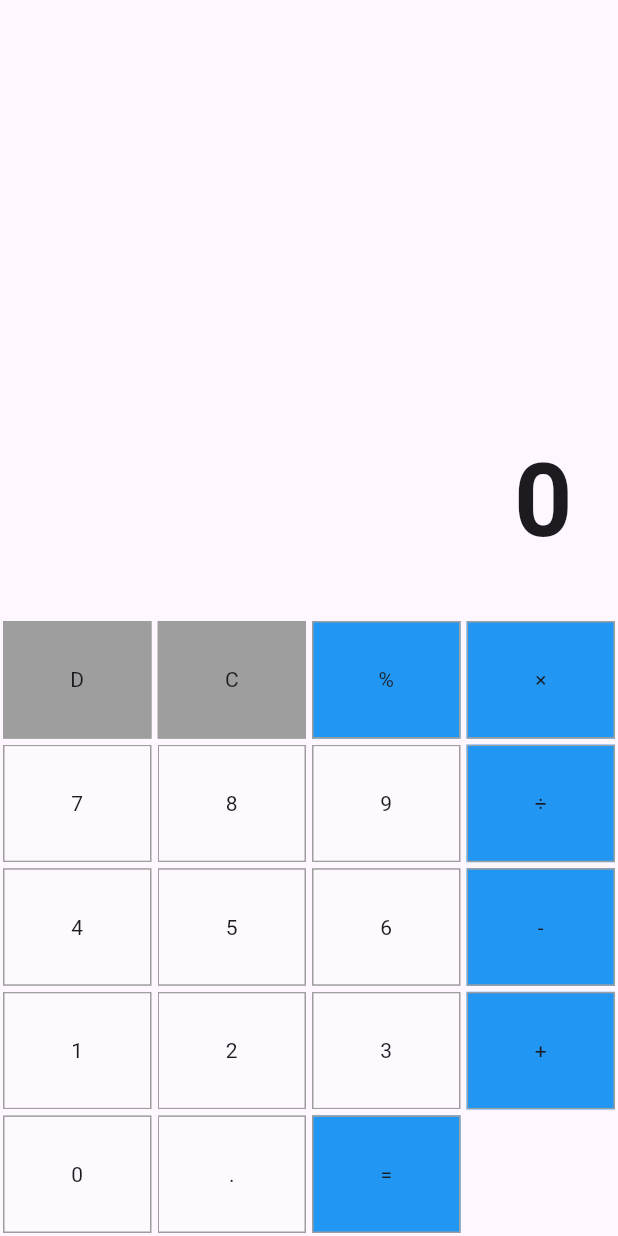
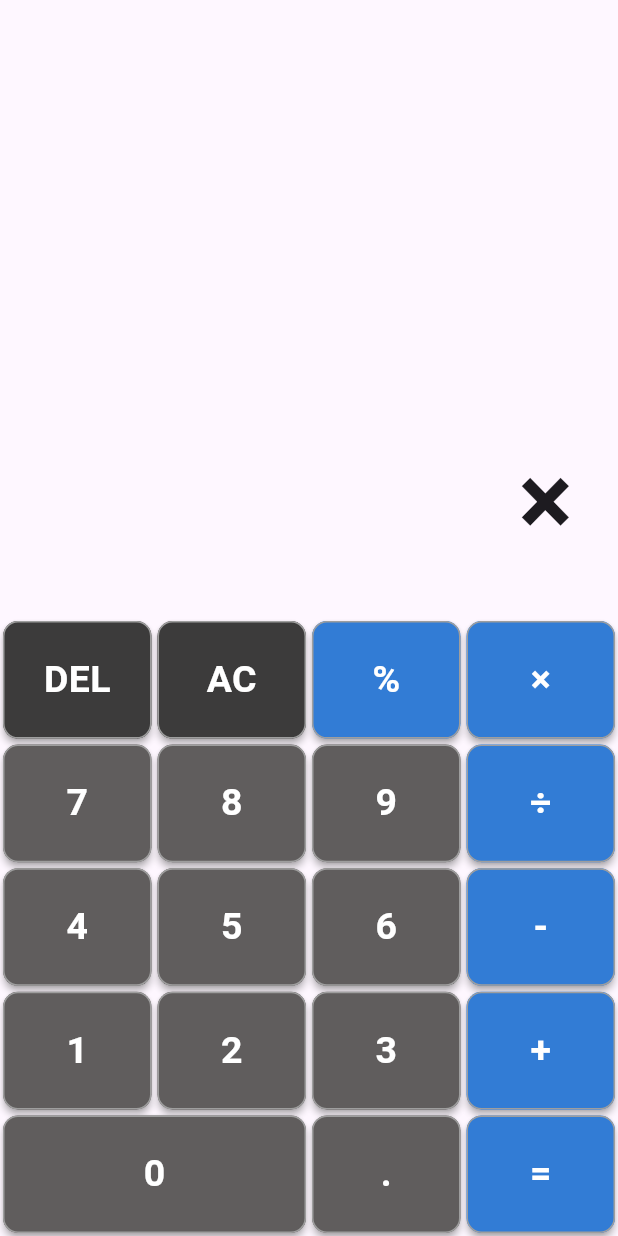
Before and after one commit to Carlang77/calculator_mobileapp_proj, a Flutter app: the screen it shows after launch, after a tap on an icon or button, on a phone screen of 412 x 824 dp. Run offline on Flutter 3.47's test engine with Material 3 defaults, Android fonts, the phone set to English and light mode, and no system bars.

Commit message:
Added basic functionality to calculator

```diff
--- a/lib/button_value.dart
+++ b/lib/button_value.dart
@@ -1,6 +1,6 @@
 class Btn {
-  static const String del = "D";
-  static const String clr = "C";
+  static const String del = "DEL";
+  static const String clr = "AC";
   static const String per = "%";
   static const String multiply = "×";
   static const String divide = "÷";
--- a/lib/calculator_screen.dart
+++ b/lib/calculator_screen.dart
@@ -10,6 +10,10 @@ class CalculatorScreen extends StatefulWidget {
 }
 
 class _CalculatorScreenState extends State<CalculatorScreen> {
+  String input1 = ""; // digits
+  String operation = ""; // math operations
+  String input2 = ""; // digits
+
   @override
   Widget build(BuildContext context) {
     final screenSize = MediaQuery.of(context).size;
@@ -18,67 +22,205 @@ class _CalculatorScreenState extends State<CalculatorScreen> {
         bottom: false,
         child: Column(
           children: [
-            //calcutor output
+            // calculator output
             Expanded(
               child: SingleChildScrollView(
                 reverse: true,
                 child: Container(
                   alignment: Alignment.bottomRight,
                   padding: const EdgeInsets.all(30),
-                  child: const Text(
-                    "0",
-                    style: TextStyle(fontSize: 68, fontWeight: FontWeight.bold),
+                  child: Text(
+                    "$input1$operation$input2".isEmpty
+                        ? "0"
+                        : "$input1$operation$input2",
+                    style: const TextStyle(
+                        fontSize: 68, fontWeight: FontWeight.bold),
                     textAlign: TextAlign.end,
                   ),
                 ),
               ),
             ),
 
-            //Buttons section
+            // Buttons section
             Wrap(
               children: Btn.buttonValues
                   .map(
                     (value) => SizedBox(
-                          width: screenSize.width / 4,
+                      width: value == Btn.n0
+                          ? screenSize.width / 2
+                          : (screenSize.width / 4),
                       height: screenSize.width / 5,
-                          child: buildButton(value)),
+                      child: buildButton(value),
+                    ),
                   )
-                    .toList()),
+                  .toList(),
+            ),
           ],
         ),
       ),
     );
   }
 
-  Widget buildButton(value) {
+  Widget buildButton(btnValue) {
     return Padding(
       padding: const EdgeInsets.all(2.0),
       child: Material(
-        color: getBtnColor(value),
+        color: getBtnColor(btnValue),
         clipBehavior: Clip.hardEdge,
         shape: OutlineInputBorder(
           borderSide: BorderSide(color: Colors.grey),
-            borderRadius: BorderRadius.vertical()),
+          borderRadius: BorderRadius.circular(10),
+        ),
+        elevation: 2, // Add elevation for the shadow
+        shadowColor: Colors.grey, // Set the shadow color
         child: InkWell(
-          onTap: () {},
-          child: Center(child: Text(value)),
+          onTap: () => onBtnTap(btnValue),
+          child: Center(
+            child: Text(
+              btnValue,
+              style: const TextStyle(
+                fontWeight: FontWeight.bold,
+                fontSize: 25,
+                color: Colors.white,
+              ),
+            ),
+          ),
         ),
       ),
     );
   }
 
-  Color getBtnColor(value) {
-    return [Btn.del, Btn.clr].contains(value)
-        ? Colors.grey
+//Set String Value and Functions
+
+  void onBtnTap(String btnValue) {
+    if (btnValue == Btn.del) {
+      delete();
+    } else if (btnValue == Btn.clr) {
+      clearAll();
+    } else if (btnValue == Btn.per) {
+      convertToPercentage();
+    } else if (btnValue == Btn.calculate) {
+      performCalculation();
+    } else {
+      appendValue(btnValue);
+    }
+  }
+
+  // appends value to the end
+  void appendValue(String btnValue) {
+    if (btnValue != Btn.dot && int.tryParse(btnValue) == null) {
+      if (operation.isNotEmpty && input2.isNotEmpty) {
+        performCalculation();
+      }
+      operation = btnValue;
+    } else if (input1.isEmpty || operation.isEmpty) {
+      if (btnValue == Btn.dot && input1.contains(Btn.dot)) return;
+      if (btnValue == Btn.dot && (input1.isEmpty || input1 == Btn.n0)) {
+        btnValue = "0.";
+      }
+      input1 += btnValue;
+    } else if (input2.isEmpty || operation.isNotEmpty) {
+      if (btnValue == Btn.dot && input2.contains(Btn.dot)) return;
+      if (btnValue == Btn.dot && (input2.isEmpty || input2 == Btn.n0)) {
+        btnValue = "0.";
+      }
+      input2 += btnValue;
+    }
+
+    setState(() {});
+  }
+
+  // calculates the result
+
+  // converts output to %
+  void convertToPercentage() {
+    if (input1.isNotEmpty && operation.isNotEmpty && input2.isNotEmpty) {
+      performCalculation();
+    }
+
+    if (operation.isNotEmpty) {
+      return;
+    }
+
+    final number = double.parse(input1);
+    setState(() {
+      input1 = "${(number / 100)}";
+      operation = "";
+      input2 = "";
+    });
+  }
+
+  // clears all output
+  void clearAll() {
+    setState(() {
+      input1 = "";
+      operation = "";
+      input2 = "";
+    });
+  }
+
+  // delete one from the end
+  void delete() {
+    if (input2.isNotEmpty) {
+      input2 = input2.substring(0, input2.length - 1);
+    } else if (operation.isNotEmpty) {
+      operation = "";
+    } else if (input1.isNotEmpty) {
+      input1 = input1.substring(0, input1.length - 1);
+    }
+
+    setState(() {});
+  }
+
+  void performCalculation() {
+    if (input1.isEmpty) return;
+    if (operation.isEmpty) return;
+    if (input2.isEmpty) return;
+
+    final double num1 = double.parse(input1);
+    final double num2 = double.parse(input2);
+
+    var result = 0.0;
+    switch (operation) {
+      case Btn.add:
+        result = num1 + num2;
+        break;
+      case Btn.subtract:
+        result = num1 - num2;
+        break;
+      case Btn.multiply:
+        result = num1 * num2;
+        break;
+      case Btn.divide:
+        result = num1 / num2;
+        break;
+      default:
+    }
+
+    setState(() {
+      input1 = result.toStringAsPrecision(3);
+
+      if (input1.endsWith(".0")) {
+        input1 = input1.substring(0, input1.length - 2);
+      }
+
+      operation = "";
+      input2 = "";
+    });
+  }
+
+  Color getBtnColor(btnValue) {
+    return [Btn.del, Btn.clr].contains(btnValue)
+        ? Color.fromARGB(255, 60, 59, 59)
         : [
+            Btn.subtract,
+            Btn.divide,
             Btn.per,
             Btn.multiply,
             Btn.add,
-            Btn.subtract,
-            Btn.divide,
             Btn.calculate
-          ].contains(value)
-            ? Colors.blue
-            : Colors.white12;
+          ].contains(btnValue)
+            ? Color.fromARGB(255, 50, 124, 213)
+            : const Color.fromARGB(255, 96, 93, 93);
   }
 }
```
Lines whose indentation alone changed are shown as unchanged.
